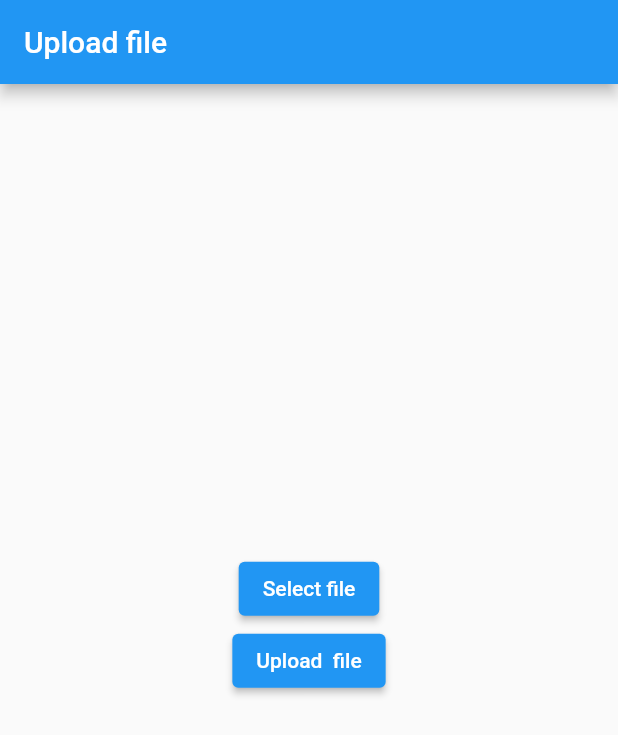
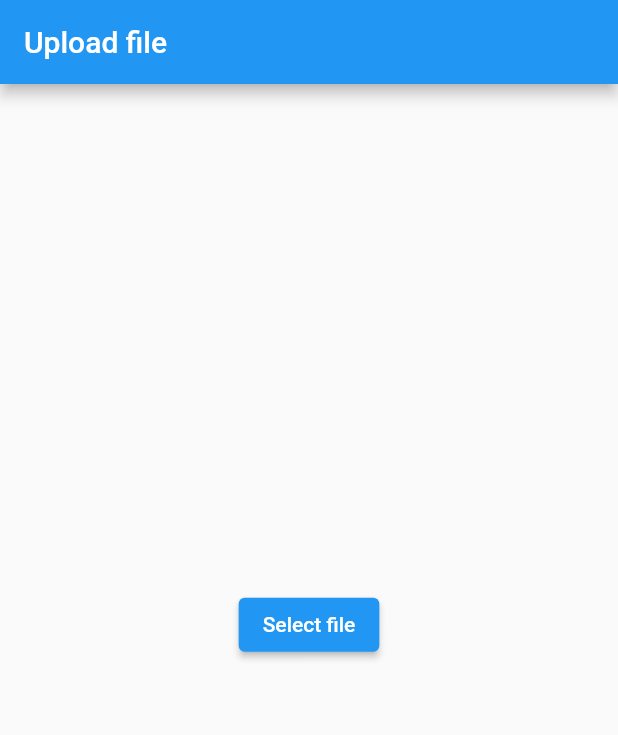
Before and after one commit to Dilmurod0930/Dio-Errorlarni-Teshirish-, a Flutter app: the screen it shows after launch, on a phone screen of 412 x 824 dp. Shown: the top 735 px of the screen. Run offline on Flutter 3.47's test engine with Material 2 defaults, Android fonts, the phone set to English and light mode, and no system bars; our stand-ins replace dio, file_picker, keyboard_dismisser, webview_flutter.

Commit message:
upload  fayldan  rasim  chiqadigan  joyni   to

```diff
--- a/lib/Screen/upload_file_toserver.dart
+++ b/lib/Screen/upload_file_toserver.dart
@@ -48,10 +48,6 @@ class _UploadFileToServerState extends State<UploadFileToServer> {
                   }
                 },
                 child: const Text("Select file")),
-            ElevatedButton(
-              onPressed: () {},
-              child: const Text("Upload  file"),
-            ),
             Text(
               status,
               style: const TextStyle(
@@ -60,9 +56,16 @@ class _UploadFileToServerState extends State<UploadFileToServer> {
               ),
             ),
             file != null
-                ? Image.file(
-                    file!,
-                    height: 300,
+                ? Container(
+                    height: MediaQuery.of(context).size.height * 0.7,
+                    width: double.infinity,
+                    decoration: BoxDecoration(
+                      color: Colors.transparent,
+                        borderRadius: BorderRadius.circular(22)),
+                    child: Image.file(
+                      file!,
+                      fit: BoxFit.cover,
+                    ),
                   )
                 : SizedBox(),
           ],
```
